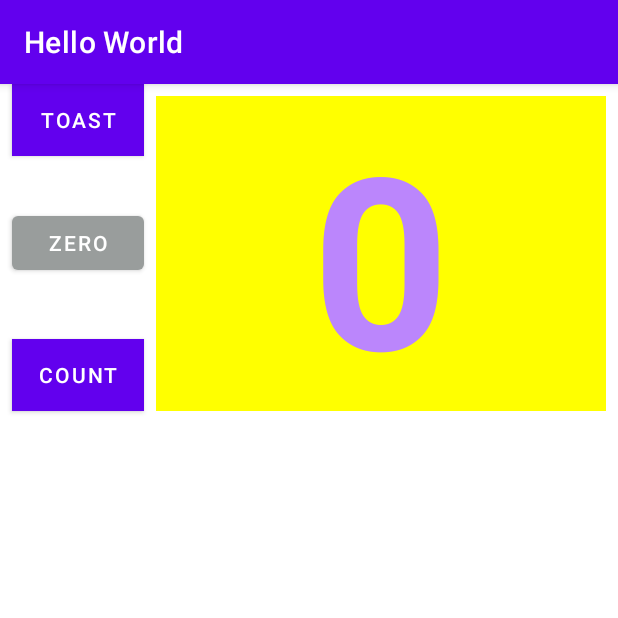
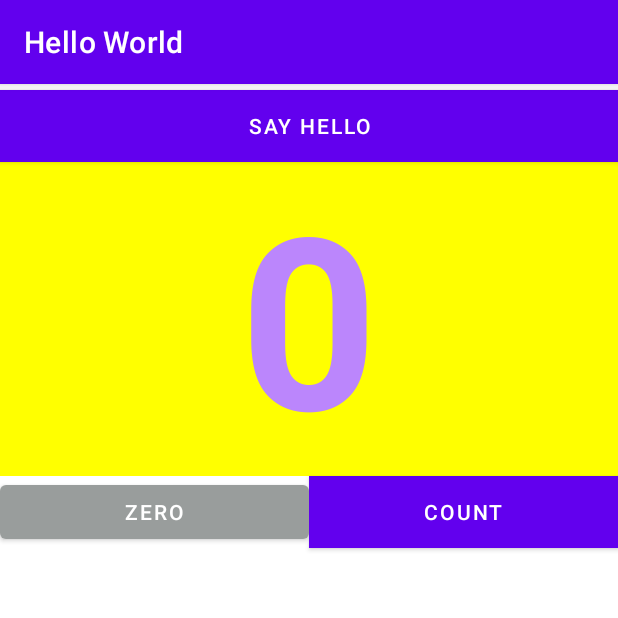
Before and after one commit to zodiacVG/IntelligentMobileDevelopment, an Android app: the screen it shows after launch (MainActivity), on a phone screen of 412 x 824 dp, the top half of it. Run offline under Robolectric (Android 15) with nearby library versions, the phone set to English and light mode, and no system bars.

Commit message:
实现lab4作业2
可以实现sayhello跳转到新的页面

```diff
--- a/lab2/app/src/main/AndroidManifest.xml
+++ b/lab2/app/src/main/AndroidManifest.xml
@@ -9,6 +9,11 @@
         android:roundIcon="@mipmap/ic_launcher_round"
         android:supportsRtl="true"
         android:theme="@style/Theme.HelloWorld">
+        <activity android:name=".NewActivity"
+            android:label="New Activity"
+            android:parentActivityName=".MainActivity"
+            >
+        </activity>
         <activity android:name=".MainActivity">
             <intent-filter>
                 <action android:name="android.intent.action.MAIN" />
--- a/lab2/app/src/main/java/com/example/helloworld/MainActivity.java
+++ b/lab2/app/src/main/java/com/example/helloworld/MainActivity.java
@@ -1,6 +1,7 @@
 package com.example.helloworld;
 
 import android.annotation.SuppressLint;
+import android.content.Intent;
 import android.os.Bundle;
 import android.util.Log;
 import android.view.View;
@@ -11,7 +12,8 @@ import android.widget.Toast;
 import androidx.appcompat.app.AppCompatActivity;
 
 public class MainActivity extends AppCompatActivity {
-
+    public static final String EXTRA_MESSAGE="num_count";
+    public static final String EXTRA_MESSAGE2="hello_string";
     private int mCount=0;
     private TextView mShowCount; //把xml里面的textview抓过来
     private Button mZeroButton;
@@ -55,4 +57,12 @@ public class MainActivity extends AppCompatActivity {
         if (mShowCount != null)
             mShowCount.setText(Integer.toString(mCount)); //textview的settext方法
     }
+
+    public void sayHello(View view) {
+        Intent intent=new Intent(this,NewActivity.class);
+        String message=String.valueOf(mCount);
+        intent.putExtra(EXTRA_MESSAGE,message);
+        intent.putExtra(EXTRA_MESSAGE2,"Hello!");
+        startActivity(intent);
+    }
 }
--- a/lab2/app/src/main/res/layout/activity_main.xml
+++ b/lab2/app/src/main/res/layout/activity_main.xml
@@ -55,30 +55,26 @@
     tools:context="com.example.android.hellotoast.MainActivity">
 
     <Button
-        android:id="@+id/button_toast"
-        android:layout_width="wrap_content"
+        android:layout_width="0dp"
         android:layout_height="wrap_content"
-        android:layout_marginStart="8dp"
-        android:layout_marginLeft="8dp"
+        android:layout_marginTop="4dp"
         android:background="@color/colorPrimary"
-        android:onClick="showToast"
-        android:text="@string/button_label_toast"
+        android:onClick="sayHello"
+        android:text="@string/button_say_hello"
         android:textColor="@android:color/white"
+        app:layout_constraintEnd_toEndOf="parent"
+        app:layout_constraintHorizontal_bias="0.498"
         app:layout_constraintStart_toStartOf="parent"
         app:layout_constraintTop_toTopOf="parent" />
 
     <TextView
         android:id="@+id/show_count"
         android:layout_width="0dp"
-        android:layout_height="0dp"
+        android:layout_height="wrap_content"
         android:layout_below="@+id/button_toast"
         android:layout_alignParentStart="true"
         android:layout_alignParentLeft="true"
-        android:layout_marginStart="8dp"
-        android:layout_marginLeft="8dp"
-        android:layout_marginTop="8dp"
-        android:layout_marginEnd="8dp"
-        android:layout_marginRight="8dp"
+        android:layout_marginTop="48dp"
         android:background="#FFFF00"
         android:gravity="center_vertical"
         android:text="@string/count_initial_value"
@@ -86,36 +82,41 @@
         android:textColor="@color/colorPrimary"
         android:textSize="160sp"
         android:textStyle="bold"
-        app:layout_constraintBottom_toBottomOf="@+id/button_count"
         app:layout_constraintEnd_toEndOf="parent"
-        app:layout_constraintStart_toEndOf="@+id/button_count"
+        app:layout_constraintHorizontal_bias="0.0"
+        app:layout_constraintStart_toStartOf="parent"
         app:layout_constraintTop_toTopOf="parent" />
 
     <Button
         android:id="@+id/button_count"
-        android:layout_width="wrap_content"
+        android:layout_width="0dp"
         android:layout_height="wrap_content"
         android:layout_below="@+id/show_count"
         android:layout_centerHorizontal="true"
-        android:layout_marginStart="8dp"
-        android:layout_marginLeft="8dp"
-        android:layout_marginTop="40dp"
         android:background="@color/colorPrimary"
         android:onClick="countUp"
         android:text="@string/button_label_count"
         android:textColor="@android:color/white"
-        app:layout_constraintStart_toStartOf="parent"
-        app:layout_constraintTop_toBottomOf="@+id/button_zero" />
+        app:layout_constraintEnd_toEndOf="parent"
+        app:layout_constraintHorizontal_bias="0.5"
+        app:layout_constraintStart_toEndOf="@+id/button_zero"
+        app:layout_constraintTop_toBottomOf="@+id/show_count" />
 
     <Button
         android:id="@+id/button_zero"
+        android:layout_width="0dp"
+        android:layout_height="wrap_content"
+        android:onClick="zeroCount"
+        android:text="@string/button_label_zero"
+        app:layout_constraintEnd_toStartOf="@+id/button_count"
+        app:layout_constraintHorizontal_bias="0.5"
+        app:layout_constraintStart_toStartOf="parent"
+        app:layout_constraintTop_toBottomOf="@+id/show_count" />
+
+    <androidx.constraintlayout.widget.Barrier
+        android:id="@+id/barrier"
         android:layout_width="wrap_content"
         android:layout_height="wrap_content"
-        android:layout_marginStart="8dp"
-        android:layout_marginLeft="8dp"
-        android:layout_marginTop="82dp"
-        android:onClick="zeroCount"
-        android:text="@string/button_label_zero"
-        app:layout_constraintStart_toStartOf="parent"
-        app:layout_constraintTop_toTopOf="parent" />
+        app:barrierDirection="left" />
+
 </androidx.constraintlayout.widget.ConstraintLayout>
--- a/lab2/app/src/main/res/values/strings.xml
+++ b/lab2/app/src/main/res/values/strings.xml
@@ -5,4 +5,5 @@
     <string name="count_initial_value">0</string>
     <string name="toast_message">Hello Toast</string>
     <string name="button_label_zero">zero</string>
+    <string name="button_say_hello">say hello</string>
 </resources>
```
Also changed, not shown: lab2/app/src/main/java/com/example/helloworld/NewActivity.java (added, +23 -0 lines), lab2/app/src/main/res/layout/activity_new.xml (added, +27 -0 lines).
